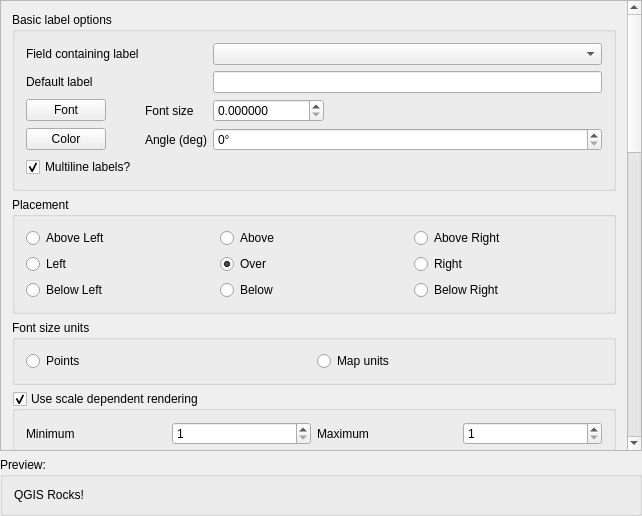
Qt form qgis/src/ui/qgslabeldialogbase.ui (sourcepole/qgis) before a commit.
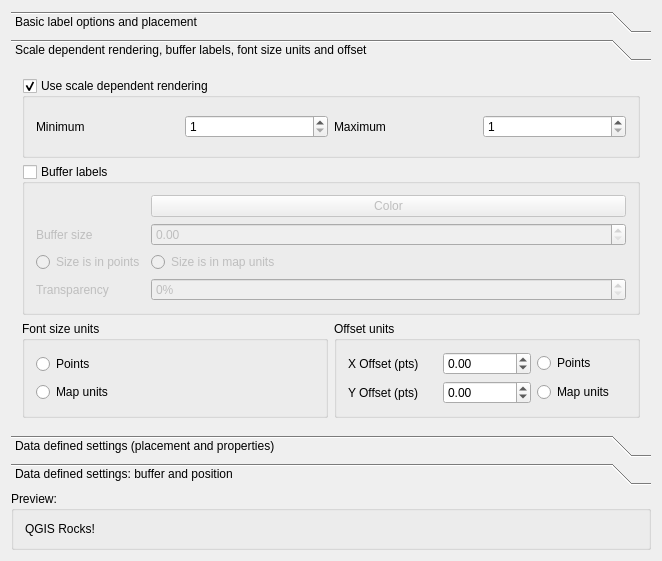
The same form after that commit. The open tabs and pages were chosen to show the change.

```diff
--- a/qgis/src/ui/qgslabeldialogbase.ui
+++ b/qgis/src/ui/qgslabeldialogbase.ui
@@ -6,8 +6,8 @@
    <rect>
     <x>0</x>
     <y>0</y>
-    <width>642</width>
-    <height>516</height>
+    <width>662</width>
+    <height>561</height>
    </rect>
   </property>
   <property name="sizePolicy">
@@ -19,29 +19,33 @@
   <property name="windowTitle">
    <string>Form1</string>
   </property>
-  <layout class="QGridLayout" name="gridLayout_7">
-   <property name="margin">
+  <layout class="QVBoxLayout" name="verticalLayout">
+   <item>
+    <widget class="QToolBox" name="toolBox">
+     <property name="currentIndex">
     <number>0</number>
    </property>
-   <item row="0" column="0">
-    <widget class="QScrollArea" name="scrollArea">
-     <property name="widgetResizable">
-      <bool>true</bool>
-     </property>
-     <widget class="QWidget" name="scrollAreaWidgetContents_2">
+     <widget class="QWidget" name="page">
       <property name="geometry">
        <rect>
         <x>0</x>
-        <y>-990</y>
-        <width>619</width>
-        <height>1440</height>
+        <y>0</y>
+        <width>644</width>
+        <height>365</height>
        </rect>
       </property>
-      <layout class="QGridLayout" name="gridLayout">
-       <item row="0" column="0">
-        <layout class="QGridLayout">
-         <item row="0" column="0">
+      <attribute name="label">
+       <string>Basic label options and placement</string>
+      </attribute>
           <widget class="QGroupBox" name="groupBox_8">
+       <property name="geometry">
+        <rect>
+         <x>10</x>
+         <y>0</y>
+         <width>621</width>
+         <height>174</height>
+        </rect>
+       </property>
            <property name="title">
             <string>Basic label options</string>
            </property>
@@ -185,11 +189,15 @@
             </item>
            </layout>
           </widget>
-         </item>
-        </layout>
-       </item>
-       <item row="1" column="0">
         <widget class="QGroupBox" name="groupBox_2">
+       <property name="geometry">
+        <rect>
+         <x>10</x>
+         <y>180</y>
+         <width>621</width>
+         <height>106</height>
+        </rect>
+       </property>
          <property name="title">
           <string>Placement</string>
          </property>
@@ -265,31 +273,21 @@
           </item>
          </layout>
         </widget>
-       </item>
-       <item row="3" column="0">
-        <widget class="QGroupBox" name="groupBox_3">
-         <property name="title">
-          <string>Font size units</string>
-         </property>
-         <layout class="QGridLayout">
-          <item row="0" column="0">
-           <widget class="QRadioButton" name="radioFontSizeUnitsPoints">
-            <property name="text">
-             <string>Points</string>
-            </property>
-           </widget>
-          </item>
-          <item row="0" column="1">
-           <widget class="QRadioButton" name="radioFontSizeUnitsMap">
-            <property name="text">
-             <string>Map units</string>
-            </property>
-           </widget>
-          </item>
-         </layout>
-        </widget>
-       </item>
-       <item row="4" column="0">
+     </widget>
+     <widget class="QWidget" name="page_2">
+      <property name="geometry">
+       <rect>
+        <x>0</x>
+        <y>0</y>
+        <width>644</width>
+        <height>365</height>
+       </rect>
+      </property>
+      <attribute name="label">
+       <string>Scale dependent rendering, buffer labels, font size units and offset</string>
+      </attribute>
+      <layout class="QVBoxLayout" name="verticalLayout_2">
+       <item>
         <widget class="QGroupBox" name="chkUseScaleDependentRendering">
          <property name="title">
           <string>Use scale dependent rendering</string>
@@ -350,7 +348,7 @@
          </layout>
         </widget>
        </item>
-       <item row="10" column="0">
+       <item>
         <widget class="QGroupBox" name="chkUseBuffer">
          <property name="enabled">
           <bool>true</bool>
@@ -440,48 +438,73 @@
          </layout>
         </widget>
        </item>
-       <item row="11" column="0">
+       <item>
+        <layout class="QHBoxLayout" name="horizontalLayout_2">
+         <item>
+          <widget class="QGroupBox" name="groupBox_3">
+           <property name="title">
+            <string>Font size units</string>
+           </property>
+           <layout class="QGridLayout" name="_2">
+            <item row="0" column="0">
+             <widget class="QRadioButton" name="radioFontSizeUnitsPoints">
+              <property name="text">
+               <string>Points</string>
+              </property>
+             </widget>
+            </item>
+            <item row="1" column="0">
+             <widget class="QRadioButton" name="radioFontSizeUnitsMap">
+              <property name="text">
+               <string>Map units</string>
+              </property>
+             </widget>
+            </item>
+           </layout>
+          </widget>
+         </item>
+         <item>
         <widget class="QGroupBox" name="buttonGroup10">
          <property name="title">
           <string>Offset units</string>
          </property>
-         <layout class="QGridLayout" name="gridLayout_2">
+           <layout class="QGridLayout" name="gridLayout">
           <item row="0" column="0">
-           <widget class="QLabel" name="textLabel1_2_2_2_3">
-            <property name="text">
-             <string>X Offset (pts)</string>
-            </property>
-           </widget>
-          </item>
-          <item row="0" column="1">
            <widget class="QLabel" name="textLabel1_2_3_2">
             <property name="text">
-             <string>Y Offset (pts)</string>
+               <string>X Offset (pts)</string>
             </property>
            </widget>
           </item>
-          <item row="1" column="0">
+            <item row="0" column="1">
            <widget class="QDoubleSpinBox" name="spinXOffset">
             <property name="minimum">
              <double>-99.000000000000000</double>
             </property>
            </widget>
           </item>
-          <item row="1" column="1">
-           <widget class="QDoubleSpinBox" name="spinYOffset">
-            <property name="minimum">
-             <double>-99.000000000000000</double>
-            </property>
-           </widget>
-          </item>
-          <item row="2" column="0">
+            <item row="0" column="2">
            <widget class="QRadioButton" name="radioOffsetUnitsPoints">
             <property name="text">
              <string>Points</string>
             </property>
            </widget>
           </item>
-          <item row="2" column="1">
+            <item row="1" column="0">
+             <widget class="QLabel" name="textLabel1_2_2_2_3">
+              <property name="text">
+               <string>Y Offset (pts)</string>
+              </property>
+             </widget>
+            </item>
+            <item row="1" column="1">
+             <widget class="QDoubleSpinBox" name="spinYOffset">
+              <property name="minimum">
+               <double>-99.000000000000000</double>
+              </property>
+             </widget>
+            </item>
+            <item row="1" column="2">
            <widget class="QRadioButton" name="radioOffsetUnitsMap">
             <property name="text">
              <string>Map units</string>
@@ -491,8 +514,31 @@
          </layout>
         </widget>
        </item>
-       <item row="12" column="0">
+        </layout>
+       </item>
+      </layout>
+     </widget>
+     <widget class="QWidget" name="page_3">
+      <property name="geometry">
+       <rect>
+        <x>0</x>
+        <y>0</y>
+        <width>644</width>
+        <height>365</height>
+       </rect>
+      </property>
+      <attribute name="label">
+       <string>Data defined settings (placement and properties)</string>
+      </attribute>
         <widget class="QGroupBox" name="groupBox_5">
+       <property name="geometry">
+        <rect>
+         <x>10</x>
+         <y>0</y>
+         <width>621</width>
+         <height>84</height>
+        </rect>
+       </property>
          <property name="title">
           <string>Data defined placement</string>
          </property>
@@ -531,9 +577,15 @@
           </item>
          </layout>
         </widget>
-       </item>
-       <item row="13" column="0">
         <widget class="QGroupBox" name="groupBox">
+       <property name="geometry">
+        <rect>
+         <x>10</x>
+         <y>90</y>
+         <width>621</width>
+         <height>246</height>
+        </rect>
+       </property>
          <property name="title">
           <string>Data defined properties</string>
          </property>
@@ -614,7 +666,7 @@
           <item row="3" column="1">
            <widget class="QComboBox" name="cboUnderlineField"/>
           </item>
-          <item row="4" column="0">
+        <item row="6" column="0">
            <widget class="QLabel" name="textLabel4_3_2">
             <property name="sizePolicy">
              <sizepolicy hsizetype="Fixed" vsizetype="Fixed">
@@ -630,10 +682,10 @@
             </property>
            </widget>
           </item>
-          <item row="4" column="1">
+        <item row="6" column="1">
            <widget class="QComboBox" name="cboFontSizeField"/>
           </item>
-          <item row="5" column="0">
+        <item row="7" column="0">
            <widget class="QLabel" name="textLabel4_3_2_4">
             <property name="sizePolicy">
              <sizepolicy hsizetype="Fixed" vsizetype="Fixed">
@@ -649,36 +701,10 @@
             </property>
            </widget>
           </item>
-          <item row="5" column="1">
+        <item row="7" column="1">
            <widget class="QComboBox" name="cboFontSizeTypeField"/>
           </item>
-          <item row="6" column="0">
-           <widget class="QLabel" name="textLabel4_3_2_3">
-            <property name="enabled">
-             <bool>false</bool>
-            </property>
-            <property name="sizePolicy">
-             <sizepolicy hsizetype="Fixed" vsizetype="Fixed">
-              <horstretch>0</horstretch>
-              <verstretch>0</verstretch>
-             </sizepolicy>
-            </property>
-            <property name="text">
-             <string>Transparency</string>
-            </property>
-            <property name="buddy">
-             <cstring>cboFontTransparencyField</cstring>
-            </property>
-           </widget>
-          </item>
-          <item row="6" column="1">
-           <widget class="QComboBox" name="cboFontTransparencyField">
-            <property name="enabled">
-             <bool>false</bool>
-            </property>
-           </widget>
-          </item>
-          <item row="7" column="0">
+        <item row="8" column="0">
            <widget class="QLabel" name="textLabel4_3_2_5">
             <property name="sizePolicy">
              <sizepolicy hsizetype="Fixed" vsizetype="Fixed">
@@ -694,14 +720,43 @@
             </property>
            </widget>
           </item>
-          <item row="7" column="1">
+        <item row="8" column="1">
            <widget class="QComboBox" name="cboFontColorField"/>
           </item>
-         </layout>
-        </widget>
-       </item>
-       <item row="14" column="0">
+        <item row="4" column="1">
+         <widget class="QComboBox" name="cboStrikeOutField"/>
+        </item>
+        <item row="4" column="0">
+         <widget class="QLabel" name="label">
+          <property name="text">
+           <string>Strikeout</string>
+          </property>
+         </widget>
+        </item>
+       </layout>
+      </widget>
+     </widget>
+     <widget class="QWidget" name="page_4">
+      <property name="geometry">
+       <rect>
+        <x>0</x>
+        <y>0</y>
+        <width>644</width>
+        <height>365</height>
+       </rect>
+      </property>
+      <attribute name="label">
+       <string>Data defined settings: buffer and position</string>
+      </attribute>
         <widget class="QGroupBox" name="groupBox_6">
+       <property name="geometry">
+        <rect>
+         <x>10</x>
+         <y>0</y>
+         <width>621</width>
+         <height>84</height>
+        </rect>
+       </property>
          <property name="title">
           <string>Data defined buffer</string>
          </property>
@@ -759,9 +814,15 @@
           </item>
          </layout>
         </widget>
-       </item>
-       <item row="15" column="0">
         <widget class="QGroupBox" name="groupBox_7">
+       <property name="geometry">
+        <rect>
+         <x>10</x>
+         <y>90</y>
+         <width>621</width>
+         <height>138</height>
+        </rect>
+       </property>
          <property name="title">
           <string>Data defined position</string>
          </property>
@@ -832,12 +893,10 @@
           </item>
          </layout>
         </widget>
-       </item>
-      </layout>
      </widget>
     </widget>
    </item>
-   <item row="1" column="0">
+   <item>
     <widget class="QGroupBox" name="groupBox5">
      <property name="sizePolicy">
       <sizepolicy hsizetype="Expanding" vsizetype="Fixed">
```
Left out of the diff: 11 changed lines with no effect on the pictures. Lines whose indentation alone changed are shown as unchanged.
